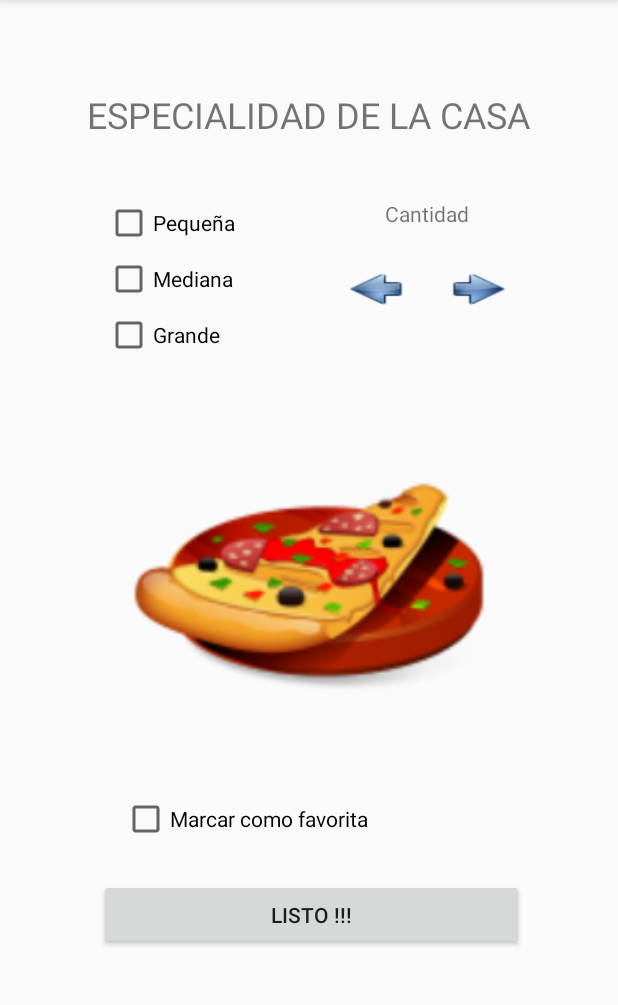
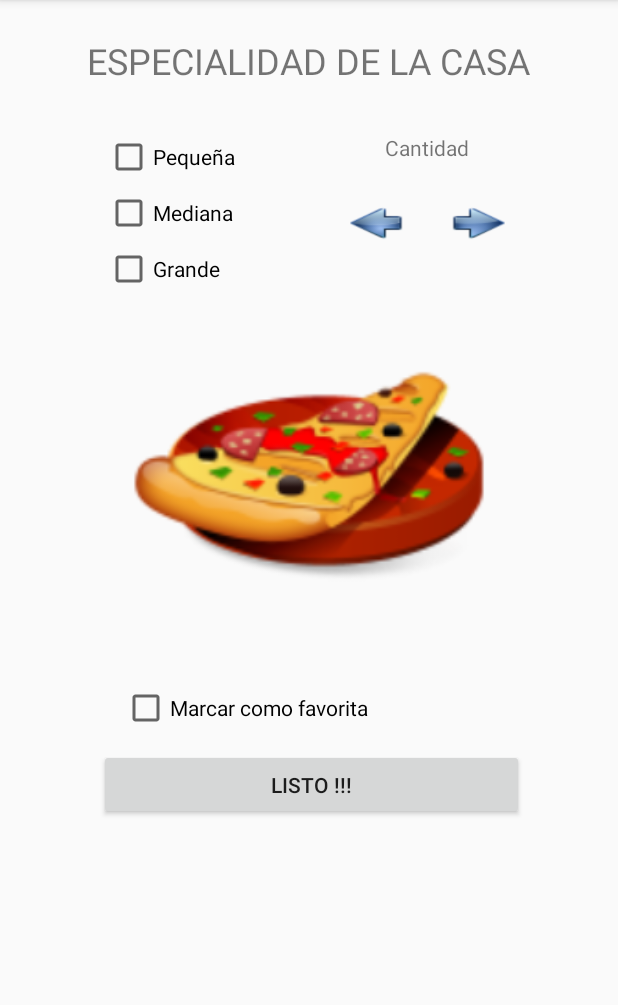
Before and after one commit to rpf1980/ANDROID_pcCompartido, an Android app: the GUI_DetallePizzaCasa screen opened directly, with no data from a screen before it, on a phone screen of 412 x 824 dp, the part 84-1089 px from its top. Run offline under Robolectric (Android 15) with nearby library versions, the phone set to English and light mode, and no system bars; 2 statements that could not run were skipped.

Commit message:
chore(msi): add listener got to GUI_PizzaEnCamino

```diff
--- a/Pizzeria_V04/app/src/main/java/com/example/pizzeria_v04/GUI_DetallePizzaCasa.java
+++ b/Pizzeria_V04/app/src/main/java/com/example/pizzeria_v04/GUI_DetallePizzaCasa.java
@@ -2,7 +2,10 @@ package com.example.pizzeria_v04;
 
 import androidx.appcompat.app.AppCompatActivity;
 
+import android.content.Intent;
 import android.os.Bundle;
+import android.view.View;
+import android.widget.Button;
 import android.widget.ImageView;
 import android.widget.Toast;
 
@@ -11,6 +14,7 @@ import java.util.ArrayList;
 public class GUI_DetallePizzaCasa extends AppCompatActivity
 {
     ImageView img;
+    Button btnDetallePizzaCasa;
 
     @Override
     protected void onCreate(Bundle savedInstanceState)
@@ -19,6 +23,17 @@ public class GUI_DetallePizzaCasa extends AppCompatActivity
         setContentView(R.layout.activity_gui__detalle_pizza_casa);
 
         img = findViewById(R.id.idFotoDetalleCasa);
+        btnDetallePizzaCasa = findViewById(R.id.idBtnDetalleCasa);
+
+        btnDetallePizzaCasa.setOnClickListener(new View.OnClickListener()
+        {
+            @Override
+            public void onClick(View v)
+            {
+                Intent i = new Intent(getApplicationContext(), GUI_PizzaEnCamino.class);
+                startActivity(i);
+            }
+        });
 
         ArrayList<Datos> arrayItems = new ArrayList<Datos>();
 
--- a/Pizzeria_V04/app/src/main/java/com/example/pizzeria_v04/GUI_PizzaAlGusto.java
+++ b/Pizzeria_V04/app/src/main/java/com/example/pizzeria_v04/GUI_PizzaAlGusto.java
@@ -2,6 +2,7 @@ package com.example.pizzeria_v04;
 
 import androidx.appcompat.app.AppCompatActivity;
 
+import android.content.Intent;
 import android.os.Bundle;
 import android.view.View;
 import android.widget.Button;
@@ -44,7 +45,8 @@ public class GUI_PizzaAlGusto extends AppCompatActivity
             @Override
             public void onClick(View v)
             {
-                GetToast.getInstance("Click en Listo !!!");
+                Intent i = new Intent(getApplicationContext(), GUI_DetallePizzaGusto.class);
+                startActivity(i);
             }
         });
 
--- a/Pizzeria_V04/app/src/main/res/layout/activity_gui__detalle_pizza_casa.xml
+++ b/Pizzeria_V04/app/src/main/res/layout/activity_gui__detalle_pizza_casa.xml
@@ -10,7 +10,7 @@
         android:id="@+id/textView7"
         android:layout_width="wrap_content"
         android:layout_height="wrap_content"
-        android:layout_marginTop="60dp"
+        android:layout_marginTop="24dp"
         android:text="@string/strTvDetalleDeLaCasa"
         android:textSize="24sp"
         app:layout_constraintEnd_toEndOf="parent"
@@ -22,7 +22,7 @@
         android:layout_width="wrap_content"
         android:layout_height="wrap_content"
         android:layout_marginStart="70dp"
-        android:layout_marginTop="40dp"
+        android:layout_marginTop="32dp"
         android:text="@string/strCheckMini"
         app:layout_constraintStart_toStartOf="parent"
         app:layout_constraintTop_toBottomOf="@+id/textView7" />
@@ -92,7 +92,6 @@
         android:id="@+id/idFotoDetalleCasa"
         android:layout_width="249dp"
         android:layout_height="235dp"
-        android:layout_marginTop="30dp"
         app:layout_constraintEnd_toEndOf="parent"
         app:layout_constraintStart_toStartOf="parent"
         app:layout_constraintTop_toBottomOf="@+id/idCheckBig"
@@ -102,7 +101,7 @@
         android:id="@+id/idBtnDetalleCasa"
         android:layout_width="283dp"
         android:layout_height="47dp"
-        android:layout_marginTop="24dp"
+        android:layout_marginTop="11dp"
         android:text="@string/strBtnListo"
         app:layout_constraintEnd_toEndOf="parent"
         app:layout_constraintHorizontal_bias="0.513"
--- a/Pizzeria_V04/app/src/main/res/layout/activity_gui__pizza_en_camino.xml
+++ b/Pizzeria_V04/app/src/main/res/layout/activity_gui__pizza_en_camino.xml
@@ -10,7 +10,7 @@
         android:id="@+id/imageView3"
         android:layout_width="306dp"
         android:layout_height="372dp"
-        android:layout_marginTop="134dp"
+        android:layout_marginTop="8dp"
         app:layout_constraintEnd_toEndOf="parent"
         app:layout_constraintStart_toStartOf="parent"
         app:layout_constraintTop_toTopOf="parent"
```
